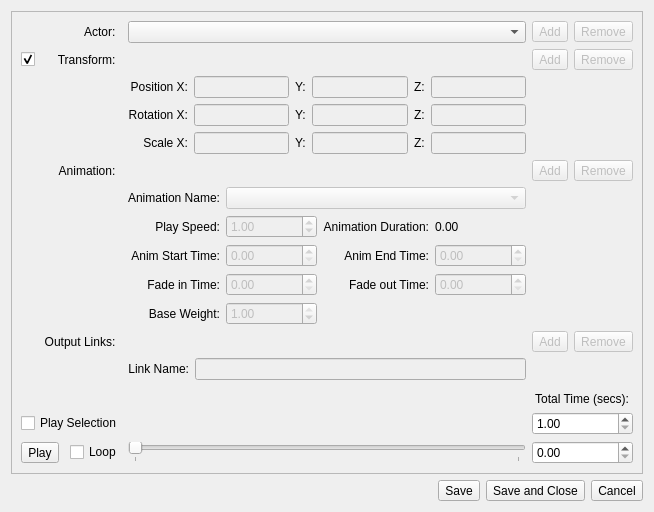
First picture: the form in delta3d/utilities/STAGE/plugins/STDirectorCinematicEditor/cinematiceditor.ui, repository delta3d/delta3d, before the edit.
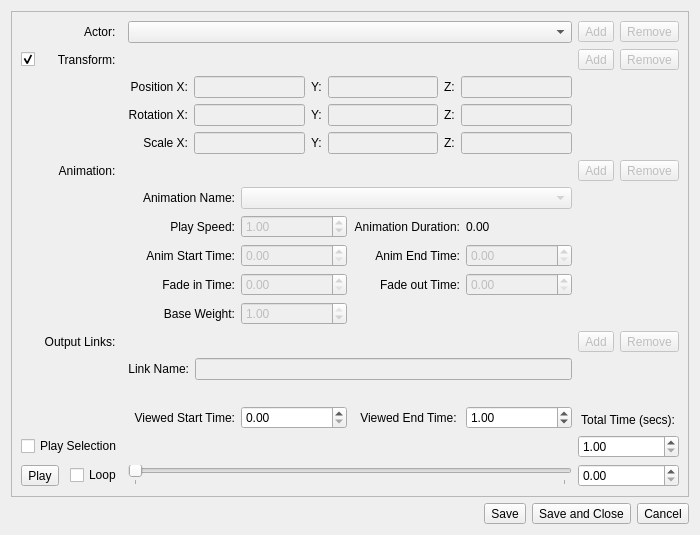
Second picture: the form after the edit. Custom widgets are drawn as their Qt base class.

Commit message: DirectorCinematicEditor: Added a viewed start and end time that will modify the event tracks so you only see a specific range of the cinematic.

Diff of the .ui file:
```diff
--- a/delta3d/utilities/STAGE/plugins/STDirectorCinematicEditor/cinematiceditor.ui
+++ b/delta3d/utilities/STAGE/plugins/STDirectorCinematicEditor/cinematiceditor.ui
@@ -9,8 +9,8 @@
    <rect>
     <x>0</x>
     <y>0</y>
-    <width>654</width>
-    <height>490</height>
+    <width>700</width>
+    <height>535</height>
    </rect>
   </property>
   <property name="mouseTracking">
@@ -34,7 +34,7 @@
         <enum>QFrame::Raised</enum>
        </property>
        <layout class="QGridLayout" name="gridLayout">
-        <item row="10" column="4">
+        <item row="11" column="4">
          <widget class="EventTrackWidget" name="mSelectionTrack" native="true">
           <property name="minimumSize">
            <size>
@@ -57,14 +57,14 @@
           </property>
          </widget>
         </item>
-        <item row="11" column="2">
+        <item row="12" column="2">
          <widget class="QCheckBox" name="mLoopFlag">
           <property name="text">
            <string>Loop</string>
           </property>
          </widget>
         </item>
-        <item row="10" column="0" colspan="3">
+        <item row="11" column="0" colspan="3">
          <widget class="QCheckBox" name="mPlaySelectionFlag">
           <property name="text">
            <string>Play Selection</string>
@@ -87,7 +87,7 @@
           </property>
          </widget>
         </item>
-        <item row="11" column="4">
+        <item row="12" column="4">
          <widget class="QSlider" name="mTimeSlider">
           <property name="minimumSize">
            <size>
@@ -232,31 +232,6 @@
           </property>
          </spacer>
         </item>
-        <item row="9" column="6" colspan="2">
-         <widget class="QLabel" name="label">
-          <property name="sizePolicy">
-           <sizepolicy hsizetype="Preferred" vsizetype="Fixed">
-            <horstretch>0</horstretch>
-            <verstretch>0</verstretch>
-           </sizepolicy>
-          </property>
-          <property name="minimumSize">
-           <size>
-            <width>0</width>
-            <height>20</height>
-           </size>
-          </property>
-          <property name="acceptDrops">
-           <bool>false</bool>
-          </property>
-          <property name="text">
-           <string> Total Time (secs):</string>
-          </property>
-          <property name="alignment">
-           <set>Qt::AlignBottom|Qt::AlignLeading|Qt::AlignLeft</set>
-          </property>
-         </widget>
-        </item>
         <item row="4" column="6">
          <widget class="QToolButton" name="mAddAnimationButton">
           <property name="enabled">
@@ -522,7 +497,7 @@
           </item>
          </layout>
         </item>
-        <item row="10" column="6" colspan="2">
+        <item row="11" column="6" colspan="2">
          <widget class="QDoubleSpinBox" name="mTotalTimeEdit">
           <property name="alignment">
            <set>Qt::AlignLeading|Qt::AlignLeft|Qt::AlignVCenter</set>
@@ -544,7 +519,7 @@
           </property>
          </widget>
         </item>
-        <item row="11" column="6" colspan="2">
+        <item row="12" column="6" colspan="2">
          <widget class="QDoubleSpinBox" name="mCurrentTimeEdit">
           <property name="maximum">
            <double>1000.000000000000000</double>
@@ -724,7 +699,7 @@
           </item>
          </layout>
         </item>
-        <item row="11" column="0" colspan="2">
+        <item row="12" column="0" colspan="2">
          <widget class="QToolButton" name="mPlayButton">
           <property name="text">
            <string>Play</string>
@@ -747,6 +722,78 @@
           </property>
          </widget>
         </item>
+        <item row="10" column="4">
+         <layout class="QGridLayout" name="gridLayout_5">
+          <item row="0" column="1">
+           <widget class="QDoubleSpinBox" name="mStartTimeEdit">
+            <property name="maximum">
+             <double>1000.000000000000000</double>
+            </property>
+            <property name="singleStep">
+             <double>0.010000000000000</double>
+            </property>
+           </widget>
+          </item>
+          <item row="0" column="2">
+           <widget class="QLabel" name="label_25">
+            <property name="text">
+             <string>Viewed End Time: </string>
+            </property>
+            <property name="alignment">
+             <set>Qt::AlignRight|Qt::AlignTrailing|Qt::AlignVCenter</set>
+            </property>
+           </widget>
+          </item>
+          <item row="0" column="3">
+           <widget class="QDoubleSpinBox" name="mEndTimeEdit">
+            <property name="maximum">
+             <double>1000.000000000000000</double>
+            </property>
+            <property name="singleStep">
+             <double>0.010000000000000</double>
+            </property>
+            <property name="value">
+             <double>1.000000000000000</double>
+            </property>
+           </widget>
+          </item>
+          <item row="0" column="0">
+           <widget class="QLabel" name="label_24">
+            <property name="text">
+             <string>Viewed Start Time:</string>
+            </property>
+            <property name="alignment">
+             <set>Qt::AlignRight|Qt::AlignTrailing|Qt::AlignVCenter</set>
+            </property>
+           </widget>
+          </item>
+         </layout>
+        </item>
+        <item row="10" column="6" colspan="2">
+         <widget class="QLabel" name="label">
+          <property name="sizePolicy">
+           <sizepolicy hsizetype="Preferred" vsizetype="Fixed">
+            <horstretch>0</horstretch>
+            <verstretch>0</verstretch>
+           </sizepolicy>
+          </property>
+          <property name="minimumSize">
+           <size>
+            <width>0</width>
+            <height>20</height>
+           </size>
+          </property>
+          <property name="acceptDrops">
+           <bool>false</bool>
+          </property>
+          <property name="text">
+           <string> Total Time (secs):</string>
+          </property>
+          <property name="alignment">
+           <set>Qt::AlignBottom|Qt::AlignLeading|Qt::AlignLeft</set>
+          </property>
+         </widget>
+        </item>
        </layout>
       </widget>
      </item>
```
The commit also changes 2 other files.
